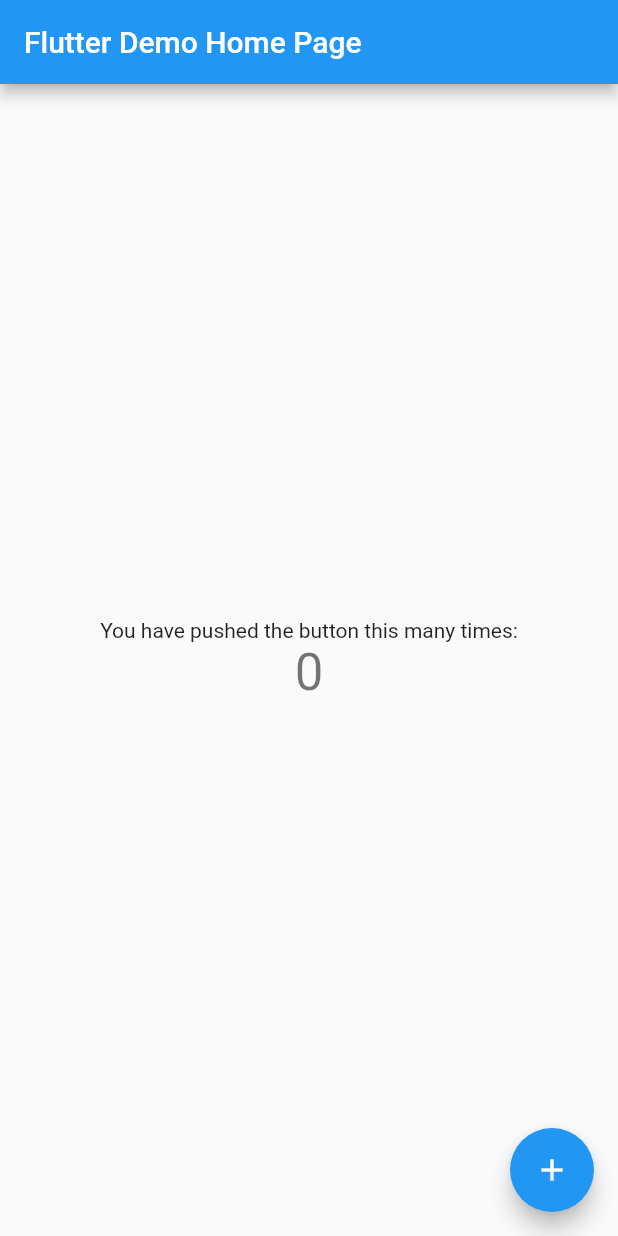
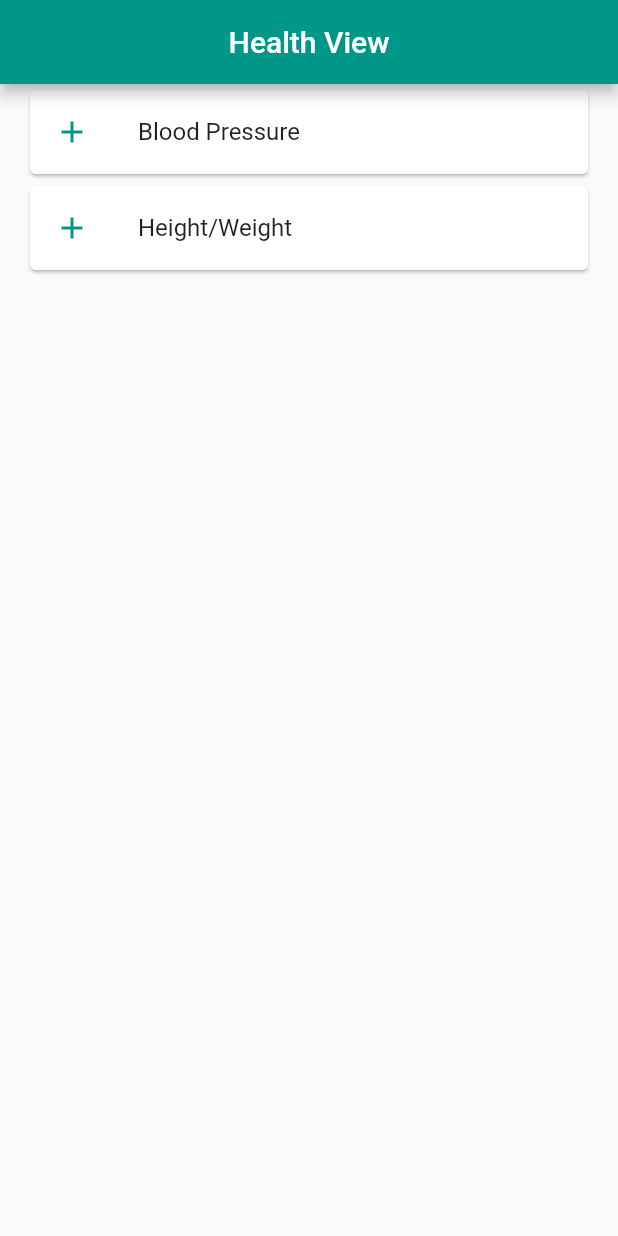
Before and after one commit to lgraham076/health_view, a Flutter app: the screen it shows after launch, on a phone screen of 412 x 824 dp. Run offline on Flutter 3.47's test engine with Material 2 defaults, Android fonts, the phone set to English and light mode, and no system bars.

Commit message:
1 create home screen (#13)
* Add simple home screen

* Added Blood Pressure and Height/Weight buttons

* Improved Blood Pressure and Height/Weight appearance

* Removed stub code in main

* Remove initial comments from pubspec

* Added comments and todos

```diff
--- /dev/null
+++ b/lib/home.dart
@@ -0,0 +1,59 @@
+import 'package:flutter/material.dart';
+
+class HomePage extends StatefulWidget {
+  HomePage({Key key, this.title}) : super(key: key);
+
+  final String title;
+
+  @override
+  _HomePageState createState() => _HomePageState();
+}
+
+class _HomePageState extends State<HomePage> {
+  @override
+  Widget build(BuildContext context) {
+    return Scaffold(
+        appBar: AppBar(
+          backgroundColor: Colors.teal,
+          title: Center(child: Text(widget.title)),
+        ),
+        // Container for main application
+        body: SafeArea(
+            child: Column(
+          children: <Widget>[
+            // Button to navigate to blood pressure form for entry
+            FlatButton(
+              child: Card(
+                child: ListTile(
+                    leading: Icon(
+                      Icons.add,
+                      color: Colors.teal,
+                    ),
+                    title: Text(
+                      'Blood Pressure',
+                    )),
+              ),
+              onPressed: () {
+                // TODO: Add navigation to BloodPressure form
+              },
+            ),
+            // Button to navigate to Height/Weight form for entryddd
+            FlatButton(
+              child: Card(
+                child: ListTile(
+                    leading: Icon(
+                      Icons.add,
+                      color: Colors.teal,
+                    ),
+                    title: Text(
+                      'Height/Weight',
+                    )),
+              ),
+              onPressed: () {
+                //TODO: Add navigation to Height/Weight form
+              },
+            )
+          ],
+        )));
+  }
+}
--- a/lib/main.dart
+++ b/lib/main.dart
@@ -1,111 +1,17 @@
 import 'package:flutter/material.dart';
+import 'home.dart';
 
-void main() => runApp(MyApp());
+//
+void main() => runApp(HealthViewApp());
 
-class MyApp extends StatelessWidget {
-  // This widget is the root of your application.
+class HealthViewApp extends StatelessWidget {
+  final String displayName = 'Health View';
+  // Entry point for Health View application
   @override
   Widget build(BuildContext context) {
     return MaterialApp(
-      title: 'Flutter Demo',
-      theme: ThemeData(
-        // This is the theme of your application.
-        //
-        // Try running your application with "flutter run". You'll see the
-        // application has a blue toolbar. Then, without quitting the app, try
-        // changing the primarySwatch below to Colors.green and then invoke
-        // "hot reload" (press "r" in the console where you ran "flutter run",
-        // or simply save your changes to "hot reload" in a Flutter IDE).
-        // Notice that the counter didn't reset back to zero; the application
-        // is not restarted.
-        primarySwatch: Colors.blue,
-      ),
-      home: MyHomePage(title: 'Flutter Demo Home Page'),
+      title: displayName,
+      home: HomePage(title: displayName),
     );
   }
 }
-
-class MyHomePage extends StatefulWidget {
-  MyHomePage({Key key, this.title}) : super(key: key);
-
-  // This widget is the home page of your application. It is stateful, meaning
-  // that it has a State object (defined below) that contains fields that affect
-  // how it looks.
-
-  // This class is the configuration for the state. It holds the values (in this
-  // case the title) provided by the parent (in this case the App widget) and
-  // used by the build method of the State. Fields in a Widget subclass are
-  // always marked "final".
-
-  final String title;
-
-  @override
-  _MyHomePageState createState() => _MyHomePageState();
-}
-
-class _MyHomePageState extends State<MyHomePage> {
-  int _counter = 0;
-
-  void _incrementCounter() {
-    setState(() {
-      // This call to setState tells the Flutter framework that something has
-      // changed in this State, which causes it to rerun the build method below
-      // so that the display can reflect the updated values. If we changed
-      // _counter without calling setState(), then the build method would not be
-      // called again, and so nothing would appear to happen.
-      _counter++;
-    });
-  }
-
-  @override
-  Widget build(BuildContext context) {
-    // This method is rerun every time setState is called, for instance as done
-    // by the _incrementCounter method above.
-    //
-    // The Flutter framework has been optimized to make rerunning build methods
-    // fast, so that you can just rebuild anything that needs updating rather
-    // than having to individually change instances of widgets.
-    return Scaffold(
-      appBar: AppBar(
-        // Here we take the value from the MyHomePage object that was created by
-        // the App.build method, and use it to set our appbar title.
-        title: Text(widget.title),
-      ),
-      body: Center(
-        // Center is a layout widget. It takes a single child and positions it
-        // in the middle of the parent.
-        child: Column(
-          // Column is also a layout widget. It takes a list of children and
-          // arranges them vertically. By default, it sizes itself to fit its
-          // children horizontally, and tries to be as tall as its parent.
-          //
-          // Invoke "debug painting" (press "p" in the console, choose the
-          // "Toggle Debug Paint" action from the Flutter Inspector in Android
-          // Studio, or the "Toggle Debug Paint" command in Visual Studio Code)
-          // to see the wireframe for each widget.
-          //
-          // Column has various properties to control how it sizes itself and
-          // how it positions its children. Here we use mainAxisAlignment to
-          // center the children vertically; the main axis here is the vertical
-          // axis because Columns are vertical (the cross axis would be
-          // horizontal).
-          mainAxisAlignment: MainAxisAlignment.center,
-          children: <Widget>[
-            Text(
-              'You have pushed the button this many times:',
-            ),
-            Text(
-              '$_counter',
-              style: Theme.of(context).textTheme.display1,
-            ),
-          ],
-        ),
-      ),
-      floatingActionButton: FloatingActionButton(
-        onPressed: _incrementCounter,
-        tooltip: 'Increment',
-        child: Icon(Icons.add),
-      ), // This trailing comma makes auto-formatting nicer for build methods.
-    );
-  }
-}
```
Also changed, not shown: pubspec.yaml (+0 -51 lines), 1 other file.
